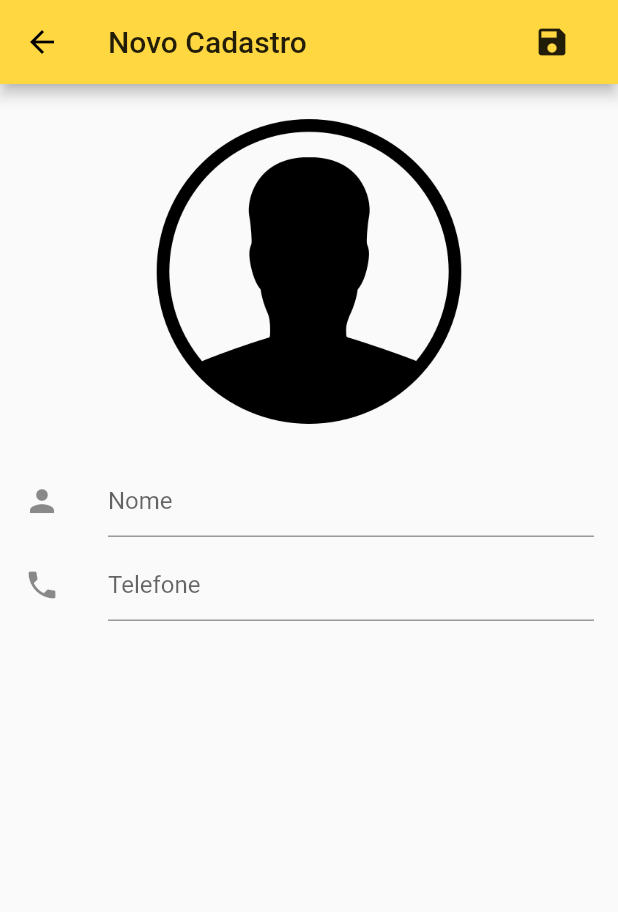
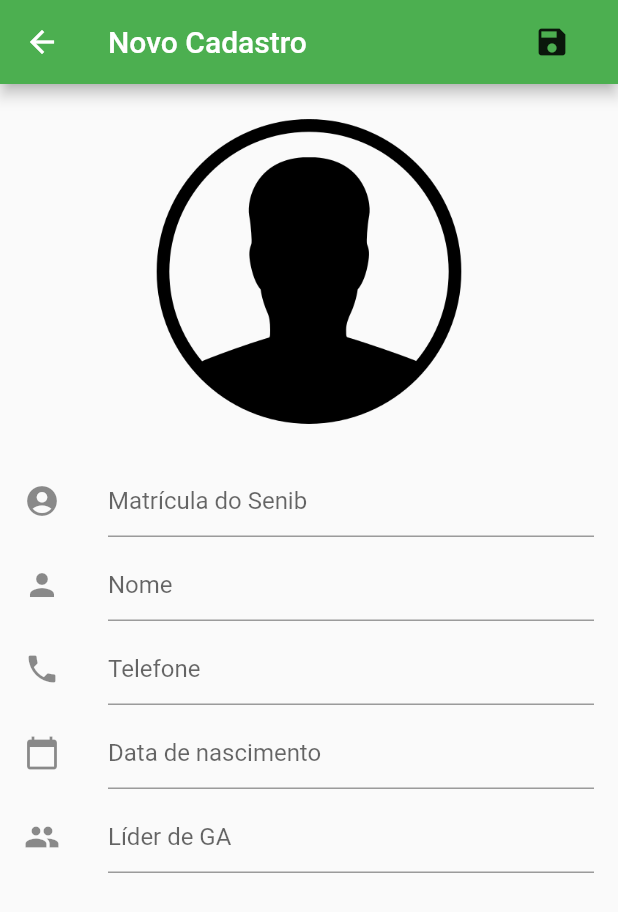
Before and after one commit to ThalysonR/flutter_aj3, a Flutter app: the screen it shows after launch, after a tap on the "add" icon, on a phone screen of 412 x 824 dp. Shown: the top 912 px of the screen. Run offline on Flutter 3.47's test engine with Material 2 defaults, Android fonts, the phone set to English and light mode, and no system bars; our stand-ins replace csv, image_picker, rxdart; missing offline and left inert: esys_flutter_share, open_iconic_flutter; network calls fail.

Commit message:
Remover fotos

```diff
--- a/lib/src/app.dart
+++ b/lib/src/app.dart
@@ -5,7 +5,7 @@ class App extends StatelessWidget {
   @override
   Widget build(BuildContext context) {
     return MaterialApp(
-      theme: ThemeData(primaryColor: Colors.amberAccent),
+      theme: ThemeData(primaryColor: Colors.green),
       home: Scaffold(
         body: Inicial(),
       ),
--- a/lib/src/blocs/pessoa_form_bloc.dart
+++ b/lib/src/blocs/pessoa_form_bloc.dart
@@ -1,16 +1,19 @@
-import 'package:rxdart/rxdart.dart';
-import 'dart:io';
+import '../models/pessoa_model.dart';
 
 class PessoaFormBloc {
-  final _photoFetcher = BehaviorSubject<File>();
+  PessoaModel pessoa;
 
-  Observable<File> get photo => _photoFetcher.stream;
-
-  savePhoto(File file) {
-    _photoFetcher.sink.add(file);
+  PessoaFormBloc(PessoaModel pessoa) {
+    reset(pessoa);
   }
 
-  dispose() {
-    _photoFetcher.close();
+  reset(PessoaModel pessoa) {
+    if (pessoa == null) {
+      this.pessoa = PessoaModel.vazio();
+    } else {
+      this.pessoa = pessoa;
+    }
   }
 }
+
+final bloc = PessoaFormBloc(null);
--- a/lib/src/models/pessoa_model.dart
+++ b/lib/src/models/pessoa_model.dart
@@ -1,12 +1,40 @@
 class PessoaModel {
+  String _matricula;
   String _nome;
   String _telefone;
+  String _dtNascimento;
+  String _lider;
+  String _fotoPath;
 
-  PessoaModel(this._nome, this._telefone);
+
+  PessoaModel(this._matricula, this._nome, this._telefone, this._dtNascimento,
+      this._lider, this._fotoPath);
 
   PessoaModel.vazio() {
+    _matricula = '';
     _nome = '';
     _telefone = '';
+    _dtNascimento = '';
+    _lider = '';
+    _fotoPath = null;
+  }
+
+
+  String get matricula => _matricula;
+
+  set matricula(String value) {
+    _matricula = value;
+  }
+
+  List<String> toList() {
+    List<String> list = [_matricula, _nome, _telefone, _dtNascimento, _lider];
+    return list;
+  }
+
+  String get nome => _nome;
+
+  set nome(String value) {
+    _nome = value;
   }
 
   String get telefone => _telefone;
@@ -15,17 +43,28 @@ class PessoaModel {
     _telefone = value;
   }
 
-  String get nome => _nome;
+  String get dtNascimento => _dtNascimento;
 
-  set nome(String value) {
-    _nome = value;
+  set dtNascimento(String value) {
+    _dtNascimento = value;
   }
 
-  List<String> toList() {
-    var list = List<String>();
-    list.add(this.nome);
-    list.add(this.telefone);
-    return list;
+  String get lider => _lider;
+
+  set lider(String value) {
+    _lider = value;
   }
 
+  String get fotoPath => _fotoPath;
+
+  set fotoPath(String value) {
+    _fotoPath = value;
+  }
+
+  @override
+  String toString() {
+    return 'PessoaModel{_matricula: $_matricula, _nome: $_nome, _telefone: $_telefone, _dtNascimento: $_dtNascimento, _lider: $_lider, _fotoPath: $_fotoPath}';
+  }
+
+
 }
--- a/lib/src/ui/inicial.dart
+++ b/lib/src/ui/inicial.dart
@@ -1,4 +1,4 @@
-//import 'dart:io';
+import 'dart:io';
 
 import 'package:flutter/material.dart';
 import 'package:csv/csv.dart';
@@ -75,24 +75,30 @@ class Inicial extends StatelessWidget {
                 onSubmit: (pessoa) => print("Editar: ${pessoa.nome}"),
               );
             })),
-            child: Column(
-              crossAxisAlignment: CrossAxisAlignment.start,
-              children: <Widget>[
-                Padding(
+            child: ListTile(
+              leading: CircleAvatar(
+                backgroundImage: () {
+                  if (snapshot.data[position].fotoPath == null) {
+                    return AssetImage('assets/contato.png');
+                  } else {
+                    return FileImage(File(snapshot.data[position].fotoPath));
+                  }
+                }(),
+              ),
+              title: Padding(
                 padding: const EdgeInsets.fromLTRB(12.0, 12.0, 12.0, 6.0),
                 child: Text(
                   snapshot.data[position].nome,
                   style: TextStyle(fontSize: 22.0, fontWeight: FontWeight.bold),
                 ),
               ),
-                Padding(
+              subtitle: Padding(
                 padding: const EdgeInsets.fromLTRB(12.0, 0, 12.0, 6.0),
                 child: Text(
                   snapshot.data[position].telefone,
                   style: TextStyle(fontSize: 20.0),
                 ),
-                )
-              ],
+              ),
             ),
           )
         );
--- a/lib/src/ui/pessoa_form.dart
+++ b/lib/src/ui/pessoa_form.dart
@@ -3,6 +3,7 @@ import '../models/pessoa_model.dart';
 import 'package:image_picker/image_picker.dart';
 import '../blocs/pessoa_form_bloc.dart';
 import 'dart:io';
+import 'package:path_provider/path_provider.dart';
 
 class TelaPessoa extends StatefulWidget {
   PessoaModel _pessoa;
@@ -26,24 +27,39 @@ class TelaPessoa extends StatefulWidget {
 
 class TelaPessoaState extends State<TelaPessoa> {
   final GlobalKey<PessoaFormState> _keyPessoaForm = GlobalKey<PessoaFormState>();
-  PessoaModel _pessoa;
   String _title;
   PessoaForm _pessoaForm;
-  PessoaFormBloc bloc = new PessoaFormBloc();
 
-  TelaPessoaState(this._pessoa, this._title);
+  TelaPessoaState(PessoaModel pessoa, this._title) {
+    bloc.reset(pessoa);
+  }
 
   void finish() {
     if(_keyPessoaForm.currentState._formKey.currentState.validate()) {
       _keyPessoaForm.currentState._formKey.currentState.save();
-      widget._onSubmit(_keyPessoaForm.currentState._pessoa);
+
+      if (bloc.pessoa.fotoPath != null) {
+//        getApplicationDocumentsDirectory().then((appDir) {
+//          print(appDir.path);
+          var picture = File(bloc.pessoa.fotoPath);
+          var path = picture.path.substring(0, picture.path.lastIndexOf("/"));
+          var dir = Directory("$path/cadastro");
+          if (!dir.existsSync()) {
+            dir.createSync();
+          }
+          var renamedPic = picture.renameSync("${dir.path}/${bloc.pessoa.nome.split(' ').join('_')}.jpg");
+          bloc.pessoa.fotoPath = renamedPic.path;
+
+          widget._onSubmit(bloc.pessoa);
           Navigator.pop(context);
+//        });
+      }
     }
   }
 
   @override
   Widget build(BuildContext context) {
-    _pessoaForm = PessoaForm(_pessoa, finish, _keyPessoaForm);
+    _pessoaForm = PessoaForm(finish, _keyPessoaForm);
 
     return Scaffold(
         appBar: AppBar(
@@ -55,21 +71,17 @@ class TelaPessoaState extends State<TelaPessoa> {
             )
           ],
         ),
-        body: StreamBuilder(
-          stream: bloc.photo,
-          builder: (context, AsyncSnapshot<File> snapshot, ) {
-            return new SingleChildScrollView(
+        body: new SingleChildScrollView(
           child: Column(
             children: <Widget>[
               InkWell(
                 onTap: () async {
                   var picture = await ImagePicker.pickImage(source: ImageSource.camera, maxHeight: 600, maxWidth: 600);
-                      bloc.savePhoto(picture);
-                      print(picture.path);
+                  bloc.pessoa.fotoPath = picture.path;
                 },
                 child: () {
-                      if (snapshot.hasData) {
-                        return new Image.file(snapshot.data, height: 250.0, width: 250.0,);
+                  if (bloc.pessoa.fotoPath != null) {
+                    return new Image.file(File(bloc.pessoa.fotoPath), height: 250.0, width: 250.0,);
                   } else {
                     return new Image.asset('assets/contato.png', height: 250.0, width: 250.0,);
                   }
@@ -78,36 +90,31 @@ class TelaPessoaState extends State<TelaPessoa> {
               _pessoaForm
             ],
           ),
-            );
-          },
         )
     );
   }
 }
 
 class PessoaForm extends StatefulWidget {
-  PessoaModel _pessoa;
   Function _onSubmit;
 
   @override
-  PessoaFormState createState() => PessoaFormState(_pessoa, _onSubmit);
+  PessoaFormState createState() => PessoaFormState(_onSubmit);
 
-  PessoaForm(this._pessoa, this._onSubmit, GlobalKey<PessoaFormState> formStateKey): super(key : formStateKey);
+  PessoaForm(this._onSubmit, GlobalKey<PessoaFormState> formStateKey): super(key : formStateKey);
 }
 
 class PessoaFormState extends State<PessoaForm> {
   GlobalKey<FormState> _formKey = GlobalKey();
-  PessoaModel _pessoa;
   Function _onSubmit;
-  bool _edicao = false;
 
   final FocusNode _nameFocus = FocusNode();
   final FocusNode _phoneFocus = FocusNode();
+  final FocusNode _matriculaFocus = FocusNode();
+  final FocusNode _dateFocus = FocusNode();
+  final FocusNode _liderFocus = FocusNode();
 
-  PessoaFormState(PessoaModel pessoa, this._onSubmit) {
-    this._pessoa = pessoa == null ? new PessoaModel.vazio() : pessoa;
-    this._edicao = pessoa != null;
-  }
+  PessoaFormState(this._onSubmit);
 
   void _fieldFocusChange(context, FocusNode currentFocus, FocusNode nextFocus) {
     currentFocus.unfocus();
@@ -122,11 +129,26 @@ class PessoaFormState extends State<PessoaForm> {
         crossAxisAlignment: CrossAxisAlignment.start,
         children: <Widget>[
           new ListTile(
+            leading: const Icon(Icons.account_circle),
+            title: TextFormField(
+              keyboardType: TextInputType.number,
+              initialValue: bloc.pessoa.matricula,
+              focusNode: _matriculaFocus,
+              textInputAction: TextInputAction.next,
+              onFieldSubmitted: (term) {
+                _fieldFocusChange(context, _matriculaFocus, _nameFocus);
+              },
+              decoration: new InputDecoration(hintText: 'Matrícula do Senib'),
+              onSaved: (String value) {
+                bloc.pessoa.matricula = value;
+              },
+            ),
+          ),
+          new ListTile(
             leading: const Icon(Icons.person),
             title: TextFormField(
               textCapitalization: TextCapitalization.words,
-              enabled: !_edicao,
-              initialValue: _pessoa.nome,
+              initialValue: bloc.pessoa.nome,
               focusNode: _nameFocus,
               textInputAction: TextInputAction.next,
               onFieldSubmitted: (term) {
@@ -139,18 +161,19 @@ class PessoaFormState extends State<PessoaForm> {
                 }
               },
               onSaved: (String value) {
-                _pessoa.nome = value;
+                bloc.pessoa.nome = value;
               },
             ),
           ),
           new ListTile(
             leading: const Icon(Icons.phone),
             title: TextFormField(
-              initialValue: _pessoa.telefone,
+              keyboardType: TextInputType.numberWithOptions(),
+              initialValue: bloc.pessoa.telefone,
               focusNode: _phoneFocus,
-              textInputAction: TextInputAction.done,
+              textInputAction: TextInputAction.next,
               onFieldSubmitted: (term) {
-                _onSubmit();
+                _fieldFocusChange(context, _phoneFocus, _dateFocus);
               },
               decoration: new InputDecoration(hintText: 'Telefone'),
               validator: (value) {
@@ -159,7 +182,42 @@ class PessoaFormState extends State<PessoaForm> {
                 }
               },
               onSaved: (String value) {
-                _pessoa.telefone = value;
+                bloc.pessoa.telefone = value;
+              },
+            ),
+          ),
+          new ListTile(
+            leading: const Icon(Icons.calendar_today),
+            title: TextFormField(
+              keyboardType: TextInputType.datetime,
+              focusNode: _dateFocus,
+              textInputAction: TextInputAction.next,
+              onFieldSubmitted: (term) {
+                _fieldFocusChange(context, _dateFocus, _liderFocus);
+              },
+              decoration: new InputDecoration(hintText: 'Data de nascimento'),
+              validator: (value) {
+                if (value.isEmpty) {
+                  return 'Preencha a data de nascimento';
+                }
+              },
+              onSaved: (String value) {
+                bloc.pessoa.dtNascimento = value;
+              },
+            ),
+          ),
+          new ListTile(
+            leading: const Icon(Icons.group),
+            title: TextFormField(
+              textCapitalization: TextCapitalization.words,
+              focusNode: _liderFocus,
+              textInputAction: TextInputAction.done,
+              onFieldSubmitted: (term) {
+                _onSubmit();
+              },
+              decoration: new InputDecoration(hintText: 'Líder de GA'),
+              onSaved: (String value) {
+                bloc.pessoa.lider = value;
               },
             ),
           ),
```
Also changed, not shown: lib/src/blocs/pessoa_bloc.dart (+22 -3 lines). Lines whose indentation alone changed are shown as unchanged.
